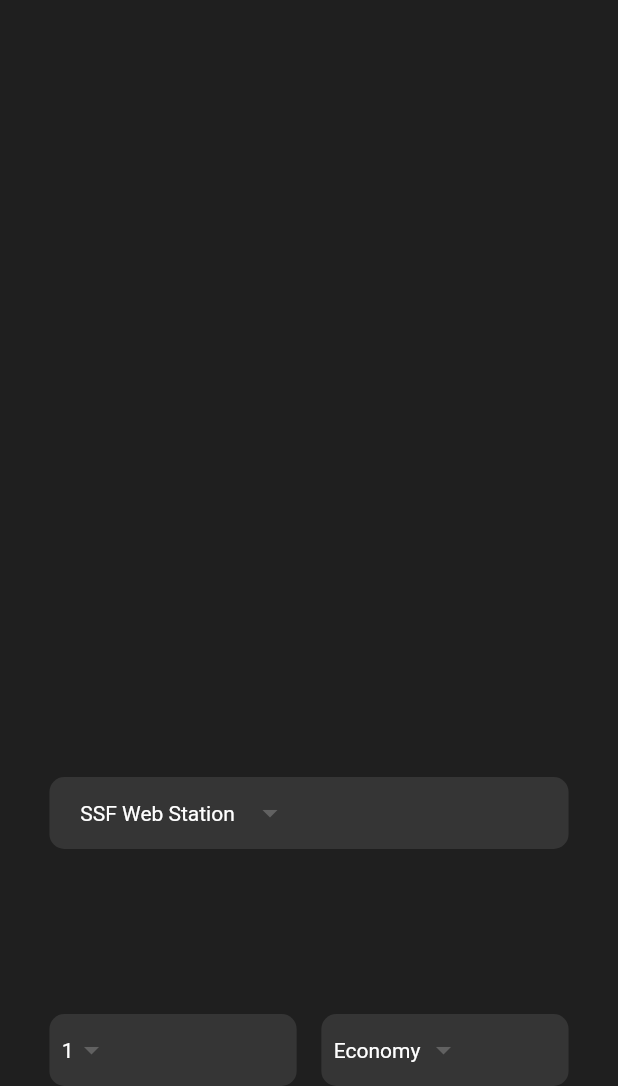
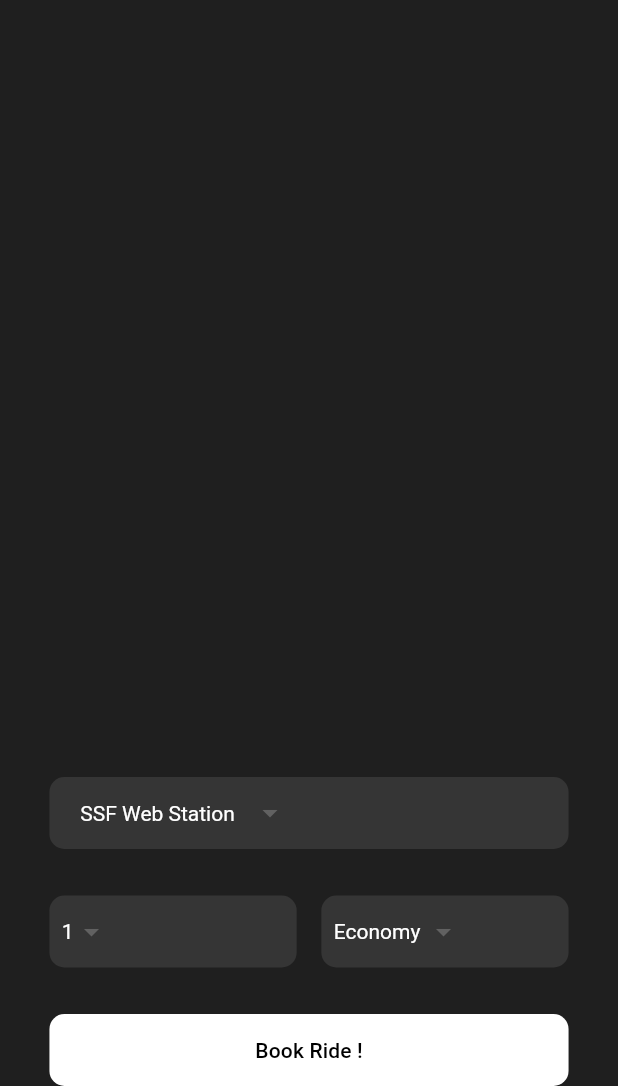
Before and after one commit to sadeepfernando/GoMoon, a Flutter app: the screen it shows after launch, on a phone screen of 412 x 824 dp, the part 150-1236 px from its top. Run offline on Flutter 3.47's test engine with Material 3 defaults, Android fonts, the phone set to English and light mode, and no system bars.

Commit message:
Adding and styling the button for booking

```diff
--- a/lib/pages/home_page.dart
+++ b/lib/pages/home_page.dart
@@ -50,6 +50,7 @@ class HomePage extends StatelessWidget {
         children: [
           _destinationDropDownWidget(),
           _travellersDestinationWidget(),
+          _rideButton(),
         ],
       ),
     );
@@ -86,4 +87,22 @@ class HomePage extends StatelessWidget {
       ],
     );
   }
+
+  Widget _rideButton(){
+    return Container(
+      width: _pagewidth,
+      decoration: BoxDecoration(
+        color: Colors.white,
+        borderRadius: BorderRadius.circular(10)
+        ),
+
+      child: MaterialButton(onPressed: (){},
+       child: const Text(
+        "Book Ride !",
+        style: TextStyle(
+          color: Colors.black,),
+        )
+        ),
+    );
+  }
 }
```
